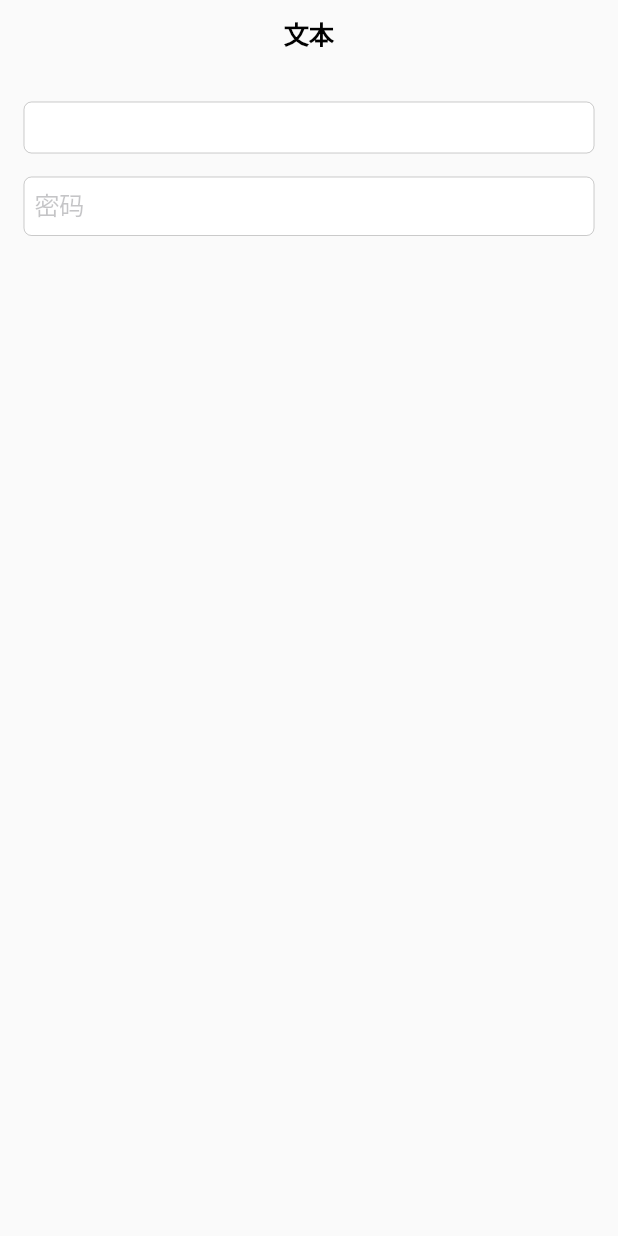
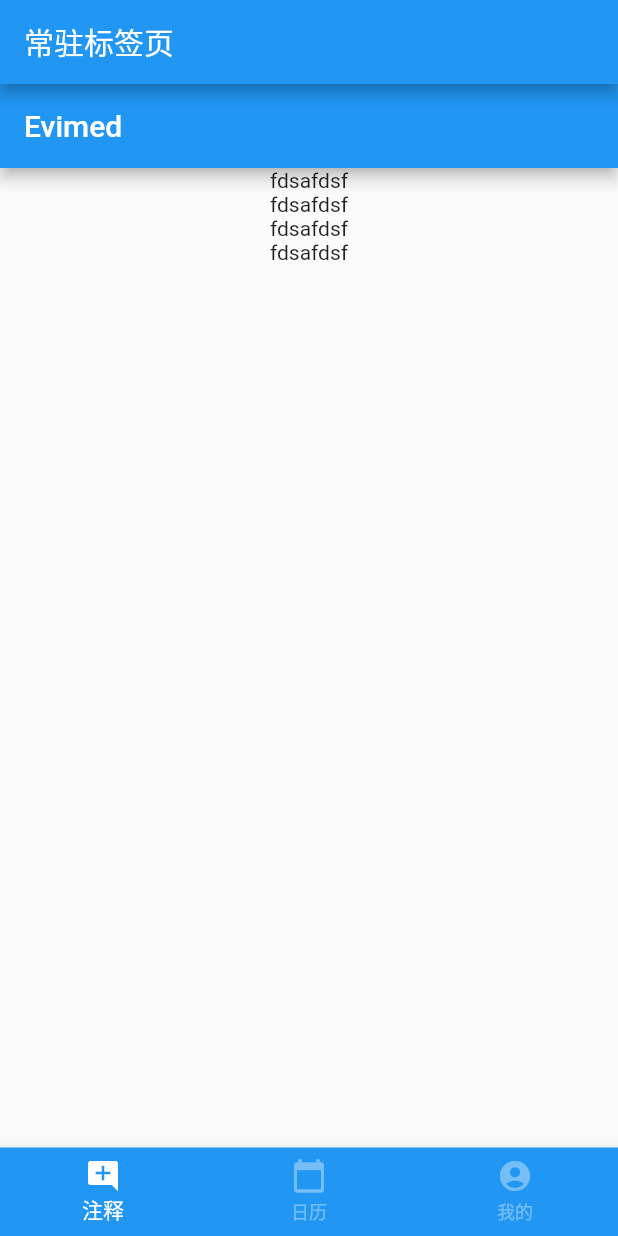
Before and after one commit to imfondof/flutter_tutorial, a Flutter app: the screen it shows after launch, on a phone screen of 412 x 824 dp. Run offline on Flutter 3.47's test engine with Material 2 defaults, Android fonts, the phone set to English and light mode, and no system bars.

Commit message:
点滴记录：底部导航

```diff
--- a/lib/demo/material/BottomNavigationDemo.dart
+++ b/lib/demo/material/BottomNavigationDemo.dart
@@ -1,16 +1,120 @@
-import 'package:flutter/cupertino.dart';
+import 'package:flutter/material.dart';
+import 'package:animations/animations.dart';
+import '../../pages/index/index/index.dart';
+import '../../pages/index/mine/mine.dart';
 
 class BottomNavigationDemo extends StatefulWidget {
+  const BottomNavigationDemo({super.key, required this.restorationId});
+
+  final String restorationId;
+
   @override
   State<StatefulWidget> createState() {
     return _BottomNavigationDemoState();
   }
 }
 
-class _BottomNavigationDemoState extends State<BottomNavigationDemo> {
+class _BottomNavigationDemoState extends State<BottomNavigationDemo> with RestorationMixin {
+  final RestorableInt _currentIndex = RestorableInt(0);
+
+  @override
+  void dispose() {
+    _currentIndex.dispose();
+    super.dispose();
+  }
+
   @override
   Widget build(BuildContext context) {
-    // TODO: implement build
-    throw UnimplementedError();
+    final colorScheme = Theme.of(context).colorScheme;
+    final textTheme = Theme.of(context).textTheme;
+    final bodys = <Widget>[const Index(), const Mine(), const Mine()];
+
+    var bottomNavigationBarItems = <BottomNavigationBarItem>[
+      const BottomNavigationBarItem(icon: Icon(Icons.add_comment), label: "注释"),
+      const BottomNavigationBarItem(icon: Icon(Icons.calendar_today), label: "日历"),
+      const BottomNavigationBarItem(icon: Icon(Icons.account_circle), label: "我的"),
+    ];
+    return Scaffold(
+      appBar: AppBar(
+        automaticallyImplyLeading: true,
+        title: const Text("常驻标签页"),
+      ),
+      body: Center(
+        child: PageTransitionSwitcher(
+            transitionBuilder: (child, animation, secondaryAnimation) {
+              return FadeThroughTransition(
+                animation: animation,
+                secondaryAnimation: secondaryAnimation,
+                child: child,
+              );
+            },
+            child: bodys[_currentIndex.value]
+            // child: _NavigationDestinationView(
+            //   key: UniqueKey(),
+            //   item: bottomNavigationBarItems[_currentIndex.value],
+            // ),
+            ),
+      ),
+      bottomNavigationBar: BottomNavigationBar(
+        items: bottomNavigationBarItems,
+        type: BottomNavigationBarType.fixed,
+        currentIndex: _currentIndex.value,
+        onTap: (index) {
+          setState(() {
+            _currentIndex.value = index;
+          });
+        },
+        selectedItemColor: colorScheme.onPrimary,
+        unselectedItemColor: colorScheme.onPrimary.withOpacity(0.38),
+        backgroundColor: colorScheme.primary,
+      ),
+    );
+  }
+
+  @override
+  String get restorationId => widget.restorationId;
+
+  @override
+  void restoreState(RestorationBucket? oldBucket, bool initialRestore) {
+    registerForRestoration(_currentIndex, 'bottom_navigation_tab_index');
   }
 }
+
+class _NavigationDestinationView extends StatelessWidget {
+  const _NavigationDestinationView({super.key, required this.item});
+
+  final BottomNavigationBarItem item;
+
+  @override
+  Widget build(BuildContext context) {
+    return Stack(
+      children: [
+        ExcludeSemantics(
+          child: Center(
+            child: Padding(
+              padding: const EdgeInsets.all(16),
+              child: ClipRRect(
+                borderRadius: BorderRadius.circular(18),
+                child: Image.asset(
+                  "assets/imgs/bottom_navigation_background.png",
+                ),
+              ),
+            ),
+          ),
+        ),
+        Center(
+          child: IconTheme(
+            data: const IconThemeData(
+              color: Colors.white,
+              size: 80,
+            ),
+            child: Semantics(
+              label: "",
+              child: item.icon,
+            ),
+          ),
+        )
+      ],
+    );
+  }
+}
--- a/lib/main.dart
+++ b/lib/main.dart
@@ -3,6 +3,7 @@ import 'package:flutter/material.dart';
 import 'demo/cupertino/CupertinoPickerDemo.dart';
 import 'demo/cupertino/CupertinoProgressIndicatorDemo.dart';
 import 'demo/cupertino/CupertinoTextFieldDemo.dart';
+import 'demo/material/BottomNavigationDemo.dart';
 
 void main() {
   runApp(const MyApp());
@@ -20,7 +21,7 @@ class MyApp extends StatelessWidget {
         primarySwatch: Colors.blue,
       ),
       // home: const MyHomePage(title: 'Flutter Demo Home Page'),
-      home: const CupertinoTextFieldDemo(),
+      home: const BottomNavigationDemo(restorationId: 'bottom_navigation_without_labels_demo',),
     );
   }
 }
--- /dev/null
+++ b/lib/pages/index/index/index.dart
@@ -0,0 +1,24 @@
+import 'package:flutter/material.dart';
+
+class Index extends StatelessWidget {
+  const Index({super.key});
+
+  @override
+  Widget build(BuildContext context) {
+    return Scaffold(
+      appBar: AppBar(
+        title: const Text("Evimed"),
+      ),
+      body: Center(
+        child: Column(
+          children: <Widget>[
+            const Text("fdsafdsf"),
+            const Text("fdsafdsf"),
+            const Text("fdsafdsf"),
+            const Text("fdsafdsf")
+          ],
+        ),
+      ),
+    );
+  }
+}
--- /dev/null
+++ b/lib/pages/mine/index/index.dart
@@ -0,0 +1,24 @@
+import 'package:flutter/material.dart';
+
+class Index extends StatelessWidget {
+  const Index({super.key});
+
+  @override
+  Widget build(BuildContext context) {
+    return Scaffold(
+      appBar: AppBar(
+        title: const Text("Evimed"),
+      ),
+      body: Center(
+        child: Column(
+          children: <Widget>[
+            const Text("fdsafdsf"),
+            const Text("fdsafdsf"),
+            const Text("fdsafdsf"),
+            const Text("fdsafdsf")
+          ],
+        ),
+      ),
+    );
+  }
+}
--- a/pubspec.yaml
+++ b/pubspec.yaml
@@ -16,6 +16,7 @@ dependencies:
 
   # DateFormat需要
   intl: ^0.17.0
+  animations: ^2.0.2
 
 dev_dependencies:
   flutter_test:
@@ -25,3 +26,5 @@ dev_dependencies:
 
 flutter:
   uses-material-design: true
+  assets:
+    - assets/imgs/bottom_navigation_background.png
```
Also changed, not shown: lib/pages/index/mine/mine.dart (added, +23 -0 lines), lib/pages/mine/mine/mine.dart (added, +23 -0 lines), assets/imgs/bottom_navigation_background.png (added), pubspec.lock.
